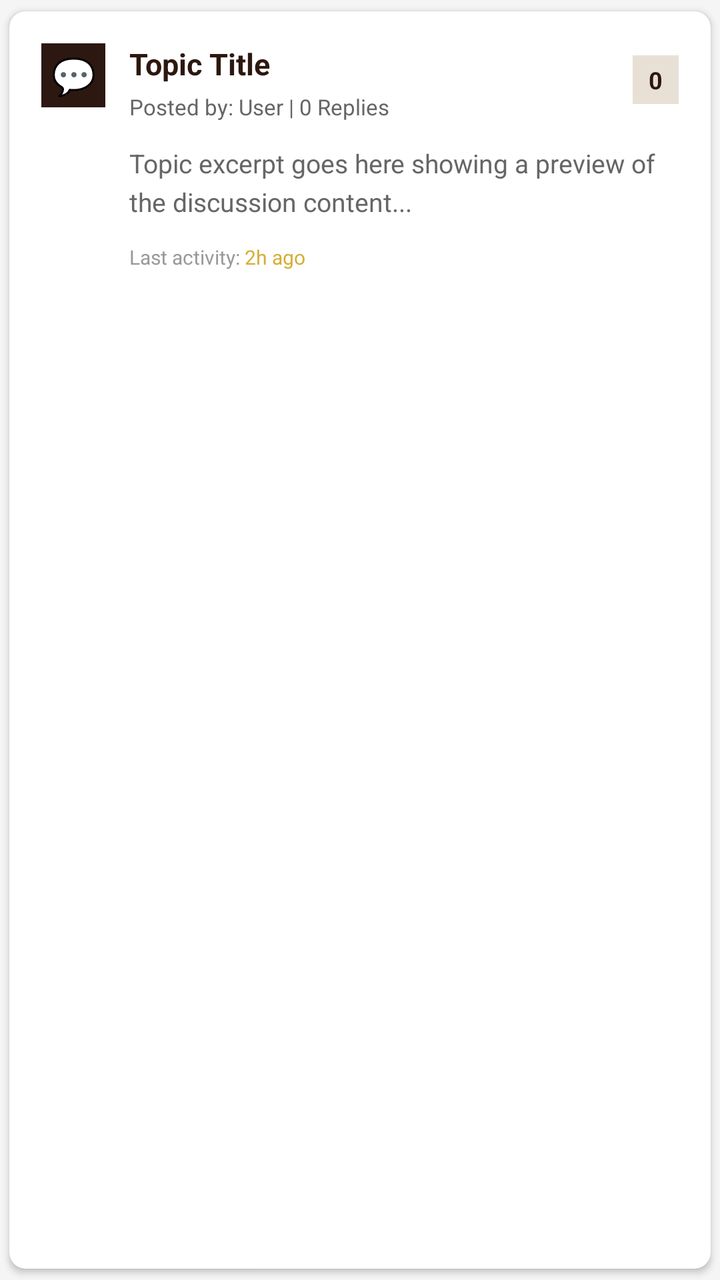
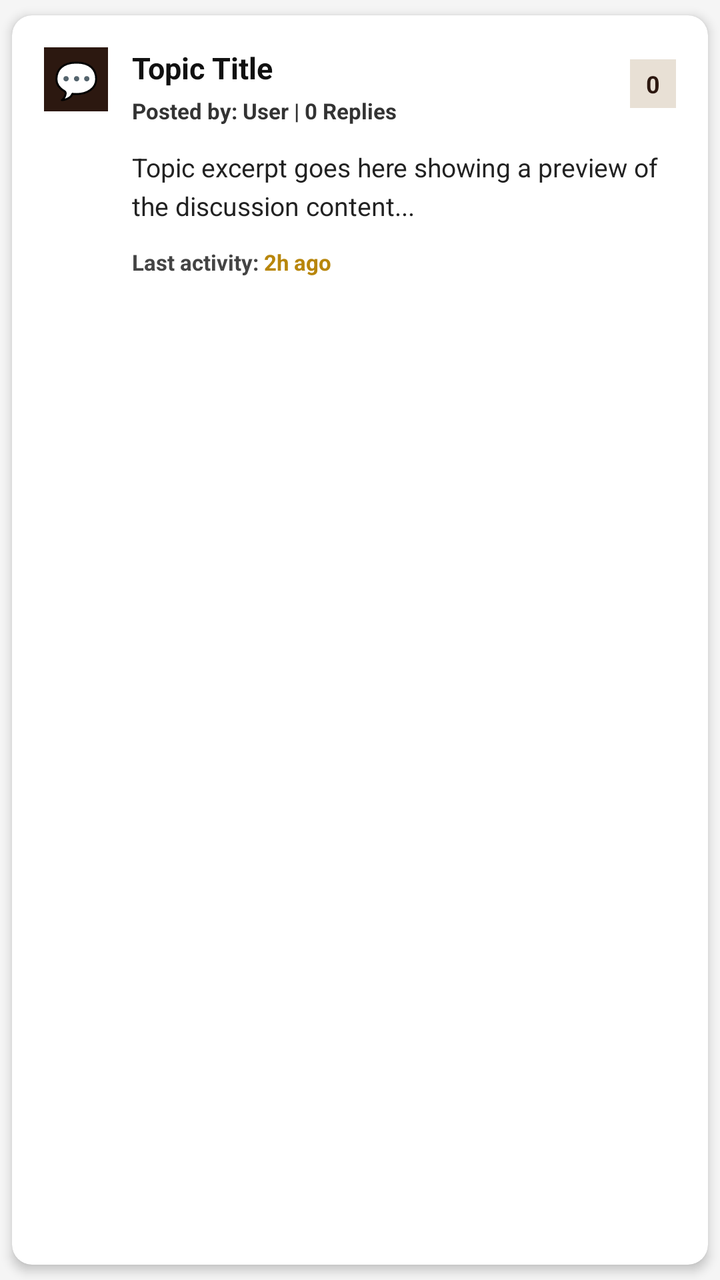

Before-and-after screenshots of an Android layout around one commit, followed by the original layout XML and the change that was made.
<!-- AndroidManifest.xml: application theme Theme.MSTPerfumes -->
<!-- res/layout/item_forum_topic.xml -->
<?xml version="1.0" encoding="utf-8"?>
<androidx.cardview.widget.CardView xmlns:android="http://schemas.android.com/apk/res/android"
    xmlns:app="http://schemas.android.com/apk/res-auto"
    android:layout_width="match_parent"
    android:layout_height="wrap_content"
    android:layout_margin="8dp"
    app:cardCornerRadius="8dp"
    app:cardElevation="2dp"
    app:cardUseCompatPadding="true">

    <LinearLayout
        android:layout_width="match_parent"
        android:layout_height="wrap_content"
        android:orientation="vertical"
        android:padding="16dp">

        
        <LinearLayout
            android:layout_width="match_parent"
            android:layout_height="wrap_content"
            android:orientation="horizontal">

            
            <TextView
                android:layout_width="32dp"
                android:layout_height="32dp"
                android:background="#2C1810"
                android:gravity="center"
                android:text="💬"
                android:textSize="18sp" />

            
            <LinearLayout
                android:layout_width="0dp"
                android:layout_height="wrap_content"
                android:layout_weight="1"
                android:layout_marginStart="12dp"
                android:orientation="vertical">

                
                <TextView
                    android:id="@+id/tvTopicTitle"
                    android:layout_width="match_parent"
                    android:layout_height="wrap_content"
                    android:text="Topic Title"
                    android:textColor="#2C1810"
                    android:textSize="15sp"
                    android:textStyle="bold"
                    android:maxLines="2"
                    android:ellipsize="end" />

                <TextView
                    android:id="@+id/tvTopicMeta"
                    android:layout_width="wrap_content"
                    android:layout_height="wrap_content"
                    android:layout_marginTop="4dp"
                    android:text="Posted by: User | 0 Replies"
                    android:textColor="#666666"
                    android:textSize="11sp" />

            </LinearLayout>

            
            <TextView
                android:id="@+id/tvReplyCount"
                android:layout_width="wrap_content"
                android:layout_height="wrap_content"
                android:background="#E8E0D5"
                android:paddingLeft="8dp"
                android:paddingRight="8dp"
                android:paddingTop="4dp"
                android:paddingBottom="4dp"
                android:text="0"
                android:textColor="#2C1810"
                android:textSize="12sp"
                android:textStyle="bold" />

        </LinearLayout>

        
        <TextView
            android:id="@+id/tvTopicExcerpt"
            android:layout_width="match_parent"
            android:layout_height="wrap_content"
            android:layout_marginTop="12dp"
            android:layout_marginStart="44dp"
            android:text="Topic excerpt goes here showing a preview of the discussion content..."
            android:textColor="#666666"
            android:textSize="13sp"
            android:maxLines="3"
            android:ellipsize="end"
            android:lineSpacingExtra="4dp" />

        
        <LinearLayout
            android:layout_width="match_parent"
            android:layout_height="wrap_content"
            android:layout_marginTop="12dp"
            android:layout_marginStart="44dp"
            android:orientation="horizontal">

            <TextView
                android:layout_width="wrap_content"
                android:layout_height="wrap_content"
                android:text="Last activity: "
                android:textColor="#999999"
                android:textSize="10sp" />

            <TextView
                android:id="@+id/tvLastActivity"
                android:layout_width="wrap_content"
                android:layout_height="wrap_content"
                android:text="2h ago"
                android:textColor="#D4AF37"
                android:textSize="10sp" />

        </LinearLayout>

    </LinearLayout>
</androidx.cardview.widget.CardView>
<!-- resources referenced by this layout -->
<resources>
  <style name="Theme.MSTPerfumes" parent="Base.Theme.MSTPerfumes" />
  <style name="Base.Theme.MSTPerfumes" parent="Theme.Material3.DayNight.NoActionBar">
          
          <item name="colorPrimary">@color/deep_burgundy</item>
          <item name="colorSecondary">@color/golden_sand</item>
          <item name="android:colorBackground">@color/smoke_white</item>
          <item name="colorSurface">@color/smoke_white</item>
      </style>
  <color name="deep_burgundy">#4A0E17</color>
  <color name="golden_sand">#E5C158</color>
  <color name="smoke_white">#F5F5F5</color>
</resources>

<!-- the commit's change to res/layout/item_forum_topic.xml (unified diff, before → after) -->
@@ -4,8 +4,11 @@
     android:layout_width="match_parent"
     android:layout_height="wrap_content"
     android:layout_margin="8dp"
-    app:cardCornerRadius="8dp"
-    app:cardElevation="2dp"
+    app:cardBackgroundColor="#FFFFFF"
+    app:strokeColor="#D4AF37"
+    app:strokeWidth="1dp"
+    app:cardCornerRadius="10dp"
+    app:cardElevation="3dp"
     app:cardUseCompatPadding="true">
 
     <LinearLayout
@@ -43,7 +46,7 @@
                     android:layout_width="match_parent"
                     android:layout_height="wrap_content"
                     android:text="Topic Title"
-                    android:textColor="#2C1810"
+                    android:textColor="#111111"
                     android:textSize="15sp"
                     android:textStyle="bold"
                     android:maxLines="2"
@@ -55,8 +58,9 @@
                     android:layout_height="wrap_content"
                     android:layout_marginTop="4dp"
                     android:text="Posted by: User | 0 Replies"
-                    android:textColor="#666666"
-                    android:textSize="11sp" />
+                    android:textColor="#333333"
+                    android:textSize="11sp"
+                    android:textStyle="bold" />
 
             </LinearLayout>
 
@@ -85,7 +89,7 @@
             android:layout_marginTop="12dp"
             android:layout_marginStart="44dp"
             android:text="Topic excerpt goes here showing a preview of the discussion content..."
-            android:textColor="#666666"
+            android:textColor="#222222"
             android:textSize="13sp"
             android:maxLines="3"
             android:ellipsize="end"
@@ -103,16 +107,18 @@
                 android:layout_width="wrap_content"
                 android:layout_height="wrap_content"
                 android:text="Last activity: "
-                android:textColor="#999999"
-                android:textSize="10sp" />
+                android:textColor="#444444"
+                android:textSize="11sp"
+                android:textStyle="bold" />
 
             <TextView
                 android:id="@+id/tvLastActivity"
                 android:layout_width="wrap_content"
                 android:layout_height="wrap_content"
                 android:text="2h ago"
-                android:textColor="#D4AF37"
-                android:textSize="10sp" />
+                android:textColor="#B8860B"
+                android:textSize="11sp"
+                android:textStyle="bold" />
 
         </LinearLayout>
 
